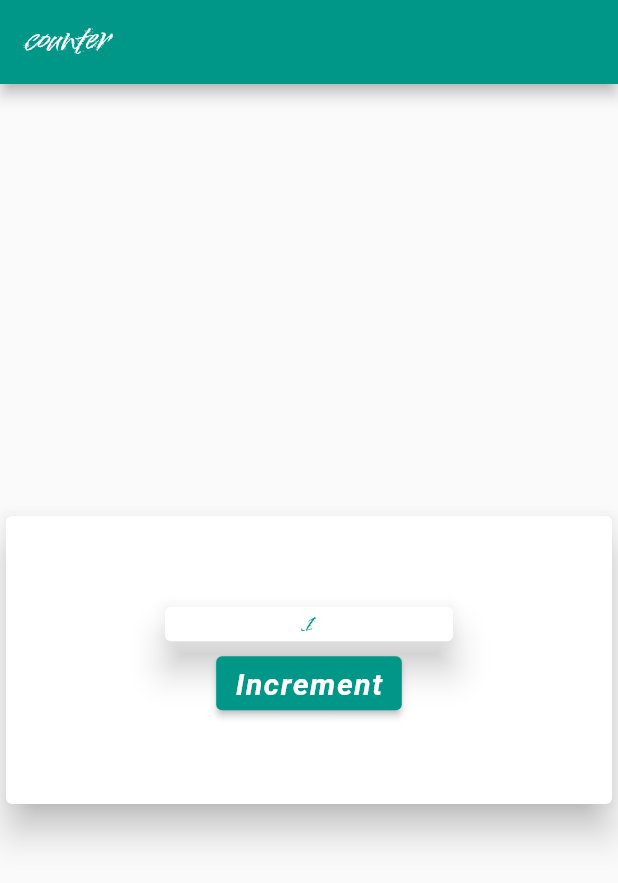
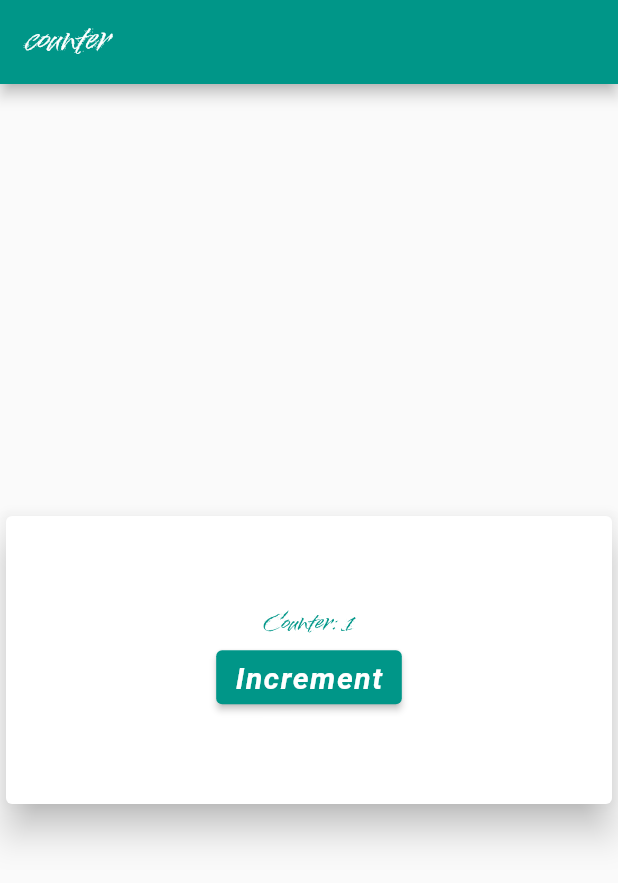
Before and after one commit to RamezHamdiSaeed/MyFlutterReference, a Flutter app: the screen it shows after launch, after a tap on "Increment", on a phone screen of 412 x 824 dp. Shown: the top 883 px of the screen. Run offline on Flutter 3.47's test engine with Material 2 defaults, Android fonts, the light colour scheme and no system bars.

Commit message:
using provider

```diff
--- a/lib/App/components/container_card.dart
+++ b/lib/App/components/container_card.dart
@@ -1,16 +1,31 @@
 import 'package:flutter/material.dart';
+import 'package:provider/provider.dart';
+import 'package:first_flutter_app/App/models/counter.dart';
 
-class CounterCard extends StatelessWidget {
-  const CounterCard({Key? key, required this.counterInit}) : super(key: key);
-  final int counterInit;
+class CounterCard extends StatefulWidget {
+  const CounterCard({Key? key}) : super(key: key);
+
+  @override
+  State<CounterCard> createState() => _CounterCardState();
+}
+
+class _CounterCardState extends State<CounterCard> {
   @override
   Widget build(BuildContext context) {
     return Center(
-      child: SizedBox(
-        width: 200,
-        child: Card(
-            elevation: 10, child: Center(child: Text(counterInit.toString()))),
-      ),
-    );
+        child: SizedBox(
+            width: 200,
+            child: Column(
+              mainAxisAlignment: MainAxisAlignment.center,
+              children: [
+                Text("Counter: ${Provider.of<Counter>(context).count}"),
+                const SizedBox(width: 10),
+                ElevatedButton(
+                    onPressed: () {
+                      Provider.of<Counter>(context, listen: false).increment();
+                    },
+                    child: const Text("Increment")),
+              ],
+            )));
   }
 }
--- a/lib/App/components/dashboard_container.dart
+++ b/lib/App/components/dashboard_container.dart
@@ -3,40 +3,22 @@ import 'package:first_flutter_app/App/models/counter.dart';
 import 'package:flutter/material.dart';
 // import 'package:first_flutter_app/App/models/counter.dart';
 
-class Dashboard extends StatefulWidget {
-  Dashboard({Key? key, required this.counter}) : super(key: key);
-  late Counter counter;
-  @override
-  State<Dashboard> createState() => _DashboardState();
-}
+class DashBoard extends StatelessWidget {
+  const DashBoard({Key? key}) : super(key: key);
 
-class _DashboardState extends State<Dashboard> {
   @override
   Widget build(BuildContext context) {
     return Center(
       child: Column(
         mainAxisAlignment: MainAxisAlignment.center,
-        children: [
+        children: const [
           SizedBox(
             height: 200,
             child: Card(
-                elevation: 10,
-                child: Center(
-                    child: Column(
-                  mainAxisAlignment: MainAxisAlignment.center,
-                  children: [
-                    CounterCard(counterInit: widget.counter.count),
-                    const SizedBox(width: 10),
-                    ElevatedButton(
-                        onPressed: () {
-                          setState(() {
-                            widget.counter.increment();
-                          });
-                        },
-                        child: const Text("Increment")),
-                  ],
-                ))),
-          ),
+              elevation: 10,
+              child: CounterCard(),
+            ),
+          )
         ],
       ),
     );
--- a/lib/App/models/counter.dart
+++ b/lib/App/models/counter.dart
@@ -1,7 +1,10 @@
-class Counter {
+import 'package:flutter/material.dart';
+
+class Counter with ChangeNotifier {
   int _count = 0;
   int get count => _count;
   void increment() {
     _count++;
+    notifyListeners();
   }
 }
--- a/lib/App/my_app.dart
+++ b/lib/App/my_app.dart
@@ -1,5 +1,8 @@
 import 'package:first_flutter_app/App/pages/dashboard_container.dart';
 import 'package:flutter/material.dart';
+import 'package:provider/provider.dart';
+
+import 'models/counter.dart';
 
 class MyApp extends StatelessWidget {
   const MyApp({Key? key}) : super(key: key);
@@ -12,7 +15,8 @@ class MyApp extends StatelessWidget {
       //! when we are using routes and initialRoute we have to remove home property from MaterialApp
       //* it's better to use route name from the widget representing the page to avoid confusion and long routes
 
-      home: const DashBoardScreen(),
+      home: ChangeNotifierProvider<Counter>(
+          create: (_) => Counter(), child: const DashBoardScreen()),
       theme: ThemeData(
         textButtonTheme: TextButtonThemeData(
           style: ButtonStyle(
--- a/lib/App/pages/dashboard_container.dart
+++ b/lib/App/pages/dashboard_container.dart
@@ -11,15 +11,11 @@ class DashBoardScreen extends StatefulWidget {
 }
 
 class _DashBoardScreenState extends State<DashBoardScreen> {
-  Counter counter = Counter();
-
   @override
   Widget build(BuildContext context) {
     return Scaffold(
       appBar: AppBar(title: const Text("counter")),
-      body: Dashboard(
-        counter: counter,
-      ),
+      body: const DashBoard(),
     );
   }
 }
```
Also changed, not shown: pubspec.yaml (+1 -6 lines).
